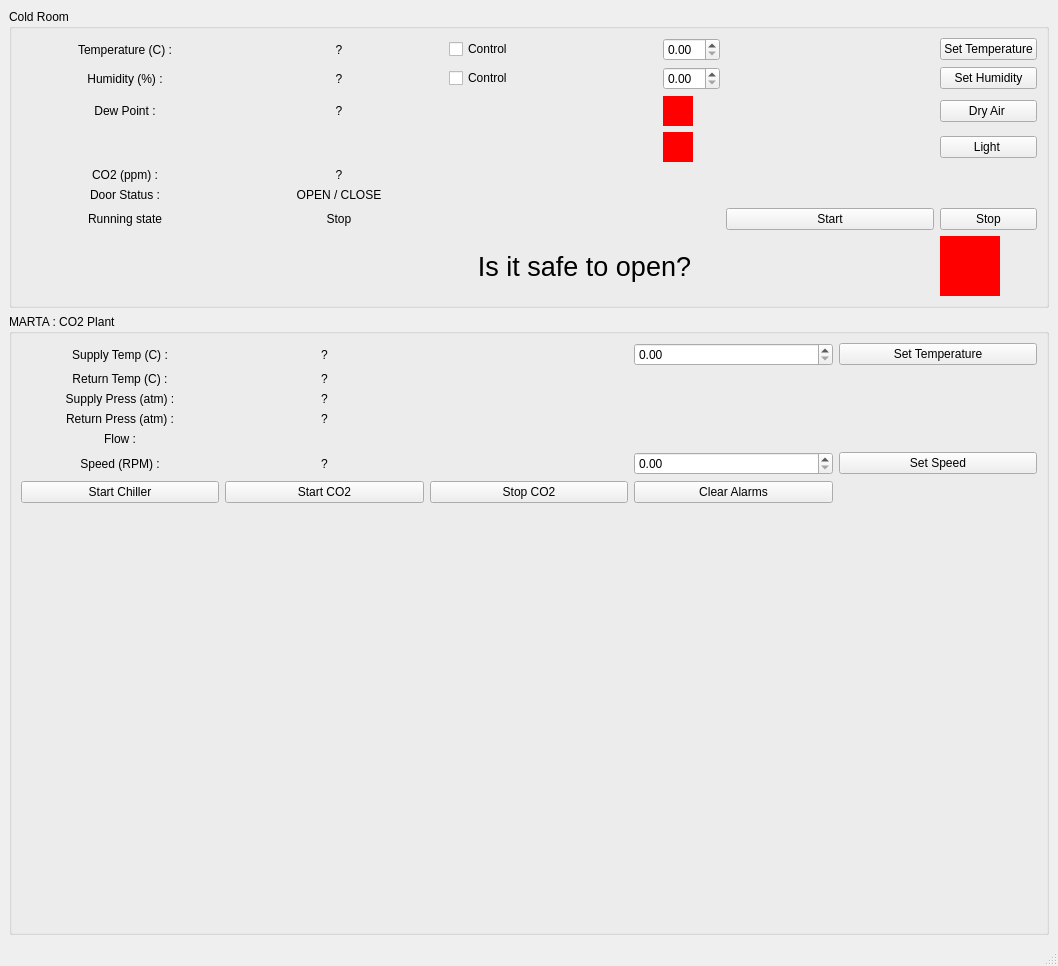
Old version of the form MARTA_Cold_Room_TAB/marta_coldroom_tab.ui in the repository pisaoutertracker/integration_mqtt_gui.
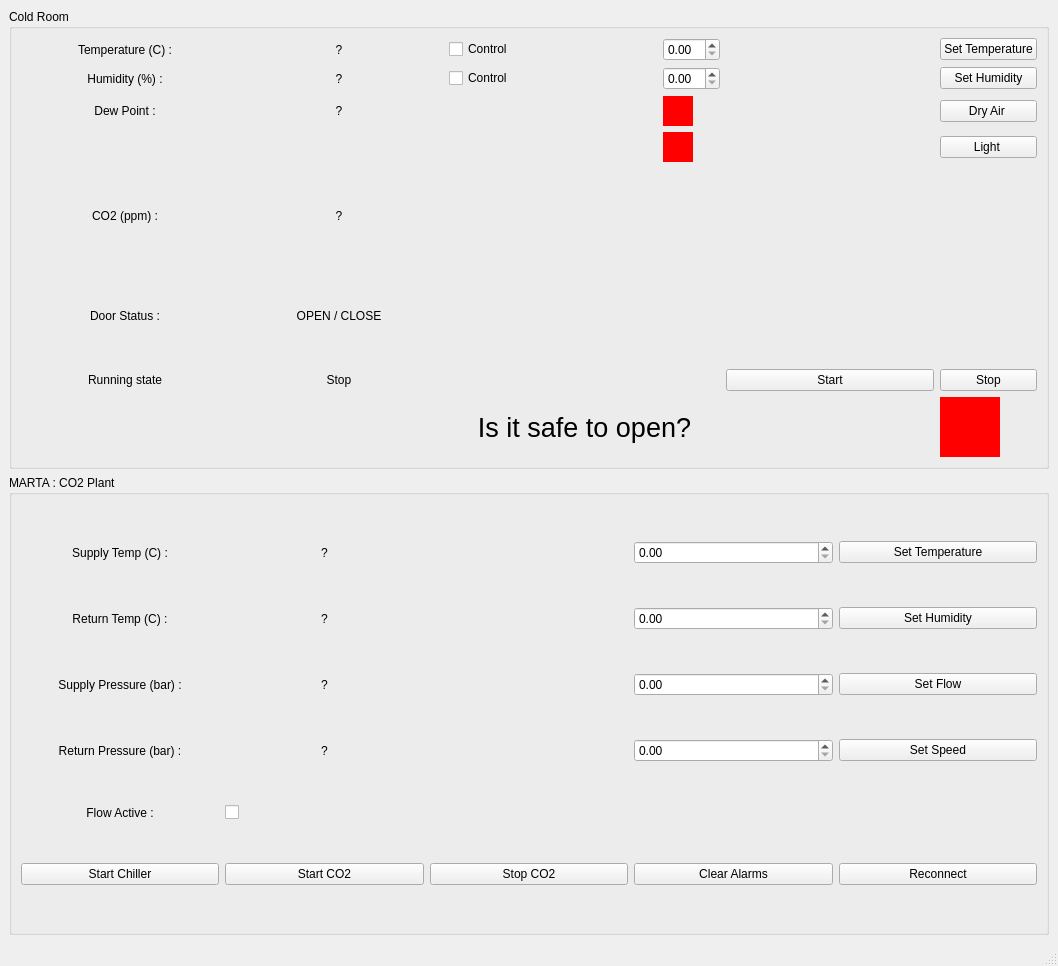
New version of the form.

```diff
--- a/MARTA_Cold_Room_TAB/marta_coldroom_tab.ui
+++ b/MARTA_Cold_Room_TAB/marta_coldroom_tab.ui
@@ -355,10 +355,20 @@
          </property>
         </widget>
        </item>
+       <item row="1" column="3">
+        <widget class="QDoubleSpinBox" name="marta_humidity_spinbox"/>
+       </item>
+       <item row="1" column="4">
+        <widget class="QPushButton" name="marta_humidity_set_PB">
+         <property name="text">
+          <string>Set Humidity</string>
+         </property>
+        </widget>
+       </item>
        <item row="2" column="0">
         <widget class="QLabel" name="marta_pressure_supply_label">
          <property name="text">
-          <string>Supply Press (atm) :</string>
+          <string>Supply Pressure (bar) :</string>
          </property>
          <property name="alignment">
           <set>Qt::AlignCenter</set>
@@ -375,10 +385,20 @@
          </property>
         </widget>
        </item>
+       <item row="2" column="3">
+        <widget class="QDoubleSpinBox" name="marta_flow_spinbox"/>
+       </item>
+       <item row="2" column="4">
+        <widget class="QPushButton" name="marta_flow_set_PB">
+         <property name="text">
+          <string>Set Flow</string>
+         </property>
+        </widget>
+       </item>
        <item row="3" column="0">
         <widget class="QLabel" name="marta_pressure_return_label">
          <property name="text">
-          <string>Return Press (atm) :</string>
+          <string>Return Pressure (bar) :</string>
          </property>
          <property name="alignment">
           <set>Qt::AlignCenter</set>
@@ -395,93 +415,67 @@
          </property>
         </widget>
        </item>
+       <item row="3" column="3">
+        <widget class="QDoubleSpinBox" name="marta_speed_spinbox"/>
+       </item>
+       <item row="3" column="4">
+        <widget class="QPushButton" name="marta_speed_set_PB">
+         <property name="text">
+          <string>Set Speed</string>
+         </property>
+        </widget>
+       </item>
        <item row="4" column="0">
         <widget class="QLabel" name="marta_flow_label">
          <property name="text">
-          <string>Flow :</string>
+          <string>Flow Active :</string>
          </property>
          <property name="alignment">
           <set>Qt::AlignCenter</set>
          </property>
         </widget>
        </item>
+       <item row="4" column="1">
+        <widget class="QCheckBox" name="marta_flow_active_CB">
+         <property name="text">
+          <string/>
+         </property>
+        </widget>
+       </item>
        <item row="5" column="0">
-        <widget class="QLabel" name="marta_speed_label">
-         <property name="text">
-          <string>Speed (RPM) :</string>
-         </property>
-         <property name="alignment">
-          <set>Qt::AlignCenter</set>
-         </property>
-        </widget>
-       </item>
-       <item row="5" column="1">
-        <widget class="QLabel" name="marta_speed_value_label">
-         <property name="text">
-          <string>?</string>
-         </property>
-         <property name="alignment">
-          <set>Qt::AlignCenter</set>
-         </property>
-        </widget>
-       </item>
-       <item row="5" column="3">
-        <widget class="QDoubleSpinBox" name="marta_speed_spinbox">
-         <property name="minimum">
-          <double>0.000000000000000</double>
-         </property>
-         <property name="maximum">
-          <double>10000.000000000000000</double>
-         </property>
-        </widget>
-       </item>
-       <item row="5" column="4">
-        <widget class="QPushButton" name="marta_speed_set_PB">
-         <property name="text">
-          <string>Set Speed</string>
-         </property>
-        </widget>
-       </item>
-       <item row="6" column="0">
         <widget class="QPushButton" name="marta_chiller_start_PB">
          <property name="text">
           <string>Start Chiller</string>
          </property>
         </widget>
        </item>
-       <item row="6" column="1">
+       <item row="5" column="1">
         <widget class="QPushButton" name="marta_co2_start_PB">
          <property name="text">
           <string>Start CO2</string>
          </property>
         </widget>
        </item>
-       <item row="6" column="2">
+       <item row="5" column="2">
         <widget class="QPushButton" name="marta_co2_stop_PB">
          <property name="text">
           <string>Stop CO2</string>
          </property>
         </widget>
        </item>
-       <item row="6" column="3">
+       <item row="5" column="3">
         <widget class="QPushButton" name="marta_alarms_clear_PB">
          <property name="text">
           <string>Clear Alarms</string>
          </property>
         </widget>
        </item>
-       <item row="7" column="0">
-        <spacer name="verticalSpacer">
-         <property name="orientation">
-          <enum>Qt::Vertical</enum>
+       <item row="5" column="4">
+        <widget class="QPushButton" name="marta_reconnect_PB">
+         <property name="text">
+          <string>Reconnect</string>
          </property>
-         <property name="sizeHint" stdset="0">
-          <size>
-           <width>20</width>
-           <height>262</height>
-          </size>
-         </property>
-        </spacer>
+        </widget>
        </item>
       </layout>
      </widget>
```
